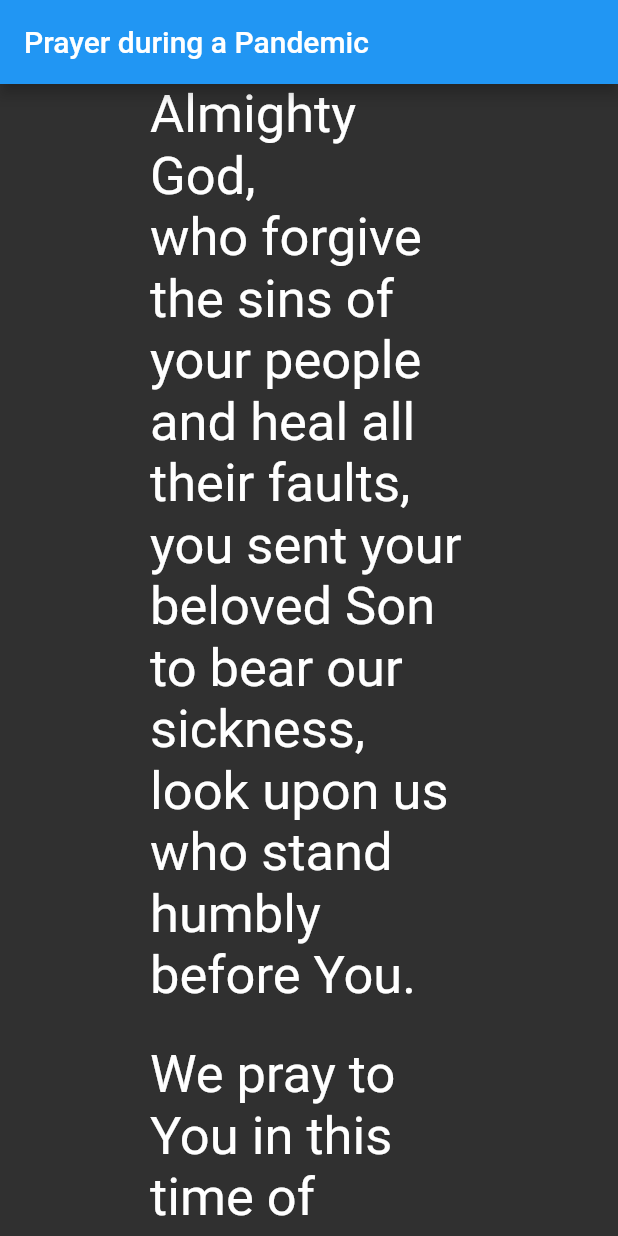
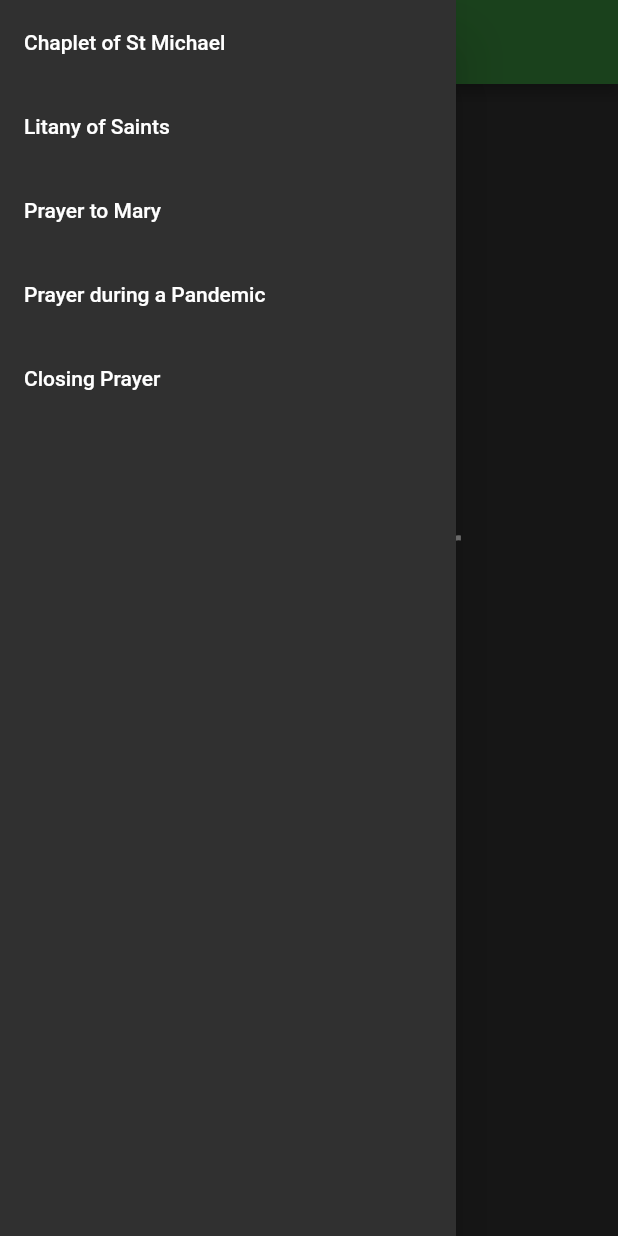
Before and after one commit to Leebecky/Prayerbook, a Flutter app: the PandemicPrayer screen opened directly with empty values, with the side drawer open (before the commit the screen has no drawer), on a phone screen of 412 x 824 dp. Run offline on Flutter 3.47's test engine with Material 2 defaults, Android fonts, the phone set to English and light mode, and no system bars; missing offline and left inert: indexed_list_view.

Commit message:
Prayerbook 2.0
- Added a navigation side drawer
- Added a back button navigation
- Different prayer sections are indicated with different colours
- Corrected typos

```diff
--- /dev/null
+++ b/lib/CustomWidget/prevBtn.dart
@@ -0,0 +1,20 @@
+import 'package:flutter/material.dart';
+
+class PrevButton extends StatelessWidget {
+  final Function onPressed;
+  PrevButton({this.onPressed});
+
+  @override
+  Widget build(BuildContext context) {
+    return IconButton(
+      iconSize: 50,
+      icon: Container(
+        decoration: BoxDecoration(shape: BoxShape.circle, color: Colors.white),
+        child: Icon(
+          Icons.arrow_back_rounded,
+        ),
+      ),
+      onPressed: onPressed,
+    );
+  }
+}
--- a/lib/PandemicPrayer/pandemic_prayer.dart
+++ b/lib/PandemicPrayer/pandemic_prayer.dart
@@ -1,12 +1,15 @@
 import 'package:flutter/material.dart';
+import 'package:prayerbook/CustomWidget/prevBtn.dart';
+import 'package:prayerbook/drawer.dart';
 import 'Page2.dart';
 import 'package:prayerbook/CustomWidget/customText.dart';
 
 class PandemicPrayer extends StatelessWidget {
-  final PageController pandemicPrayerCtrl = PageController();
+  final PageController pandemicPrayerCtrl;
+  final PageController prayerToMaryCtrl;
   final PageController pageCtrl;
 
-  PandemicPrayer(this.pageCtrl);
+  PandemicPrayer(this.pageCtrl, this.pandemicPrayerCtrl, this.prayerToMaryCtrl);
 
   @override
   Widget build(BuildContext context) {
@@ -14,25 +17,45 @@ class PandemicPrayer extends StatelessWidget {
 
     return Scaffold(
         appBar: AppBar(
+          backgroundColor: Colors.green[700],
           title: Text("Prayer during a Pandemic"),
         ),
+        drawer: SideDrawer(pageCtrl),
         body: GestureDetector(
             onTap: () {
-            //^  If we are still on the first page:
               if (pandemicPrayerCtrl.page != (pandemicPrayerPages.length - 1)) {
                 pandemicPrayerCtrl.nextPage(
                     duration: Duration(milliseconds: 1), curve: Curves.linear);
               } else {
-              //^  Once done with the PandemicPrayer, move on to the next page (PandemicPrayer)
                 pageCtrl.nextPage(
                     duration: Duration(milliseconds: 1), curve: Curves.linear);
               }
             },
-          child: PageView(
+            child: Stack(children: [
+              PageView(
                 controller: pandemicPrayerCtrl,
                 children: pandemicPrayerPages,
               ),
-        ));
+              Positioned(
+                bottom: 10,
+                left: 10,
+                child: PrevButton(
+                  onPressed: () {
+                    if (pandemicPrayerCtrl.page != 0) {
+                      pandemicPrayerCtrl.previousPage(
+                          duration: Duration(milliseconds: 1),
+                          curve: Curves.linear);
+                    } else {
+                      pageCtrl
+                          .previousPage(
+                              duration: Duration(milliseconds: 10),
+                              curve: Curves.linear)
+                          .then((value) => prayerToMaryCtrl.jumpToPage(1));
+                    }
+                  },
+                ),
+              )
+            ])));
   }
 }
 
--- /dev/null
+++ b/lib/drawer.dart
@@ -0,0 +1,31 @@
+import 'package:flutter/material.dart';
+
+class SideDrawer extends StatelessWidget {
+  final PageController pageCtrl;
+  SideDrawer(this.pageCtrl);
+
+  @override
+  Widget build(BuildContext context) {
+    return Drawer(
+      child: ListView(
+        children: [
+          ListTile(
+              title: Text("Chaplet of St Michael"),
+              onTap: () => pageCtrl.jumpToPage(0)),
+          ListTile(
+              title: Text("Litany of Saints"),
+              onTap: () => pageCtrl.jumpToPage(1)),
+          ListTile(
+              title: Text("Prayer to Mary"),
+              onTap: () => pageCtrl.jumpToPage(2)),
+          ListTile(
+              title: Text("Prayer during a Pandemic"),
+              onTap: () => pageCtrl.jumpToPage(3)),
+          ListTile(
+              title: Text("Closing Prayer"),
+              onTap: () => pageCtrl.jumpToPage(4))
+        ],
+      ),
+    );
+  }
+}
--- a/lib/main.dart
+++ b/lib/main.dart
@@ -12,24 +12,28 @@ void main() {
 
 class MyApp extends StatelessWidget {
   final PageController pageCtrl = PageController(initialPage: 0);
-  // This widget is the root of your application.
+  final PageController chapletCtrl = PageController();
+  final PageController litanyCtrl = PageController();
+  final PageController prayerToMaryCtrl = PageController();
+  final PageController pandemicPrayerCtrl = PageController();
+
   @override
   Widget build(BuildContext context) {
     return MaterialApp(
         title: "An Invitation to Prayer",
         theme: ThemeData(
-          primarySwatch: Colors.blue,
-          scaffoldBackgroundColor: Colors.grey[850],
-          textTheme: Typography.whiteHelsinki,
-        ),
+            primarySwatch: Colors.blue,
+            scaffoldBackgroundColor: Colors.grey[850],
+            textTheme: Typography.whiteHelsinki,
+            canvasColor: Colors.grey[850]),
         home: PageView(
           controller: pageCtrl,
           children: [
-            Chaplet(pageCtrl),
-            Litany(pageCtrl),
-            PrayerToMary(pageCtrl),
-            PandemicPrayer(pageCtrl),
-            Closing()
+            Chaplet(pageCtrl, chapletCtrl),
+            Litany(pageCtrl, litanyCtrl, chapletCtrl),
+            PrayerToMary(pageCtrl, prayerToMaryCtrl, litanyCtrl),
+            PandemicPrayer(pageCtrl, pandemicPrayerCtrl, prayerToMaryCtrl),
+            Closing(pageCtrl, pandemicPrayerCtrl)
           ],
         ));
   }
--- a/pubspec.yaml
+++ b/pubspec.yaml
@@ -15,7 +15,7 @@ publish_to: 'none' # Remove this line if you wish to publish to pub.dev
 # In iOS, build-name is used as CFBundleShortVersionString while build-number used as CFBundleVersion.
 # Read more about iOS versioning at
 # https://developer.apple.com/library/archive/documentation/General/Reference/InfoPlistKeyReference/Articles/CoreFoundationKeys.html
-version: 1.0.0+1
+version: 2.0.0+1
 
 environment:
   sdk: ">=2.7.0 <3.0.0"
@@ -35,7 +35,7 @@ dev_dependencies:
   flutter_test:
     sdk: flutter
 
-  flutter_launcher_icons: ^0.9.0
+  # flutter_launcher_icons: ^0.9.0
 
 flutter_icons:
     android: "launcher_icon"
```
Also changed, not shown: lib/Chaplet/Page1.dart (+30 -13 lines), lib/Litany/Page1.dart (+31 -8 lines), lib/PrayerToMary/prayer_to_mary.dart (+28 -6 lines), lib/closing.dart (+23 -3 lines), pubspec.lock. Lines whose indentation alone changed are shown as unchanged.
